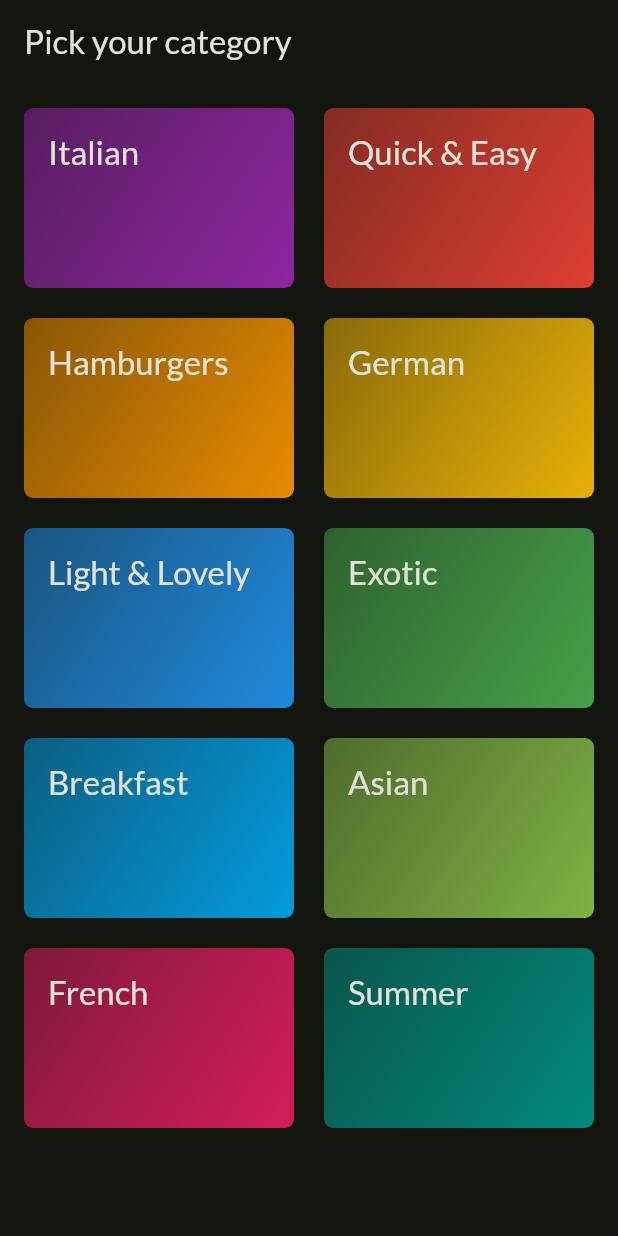
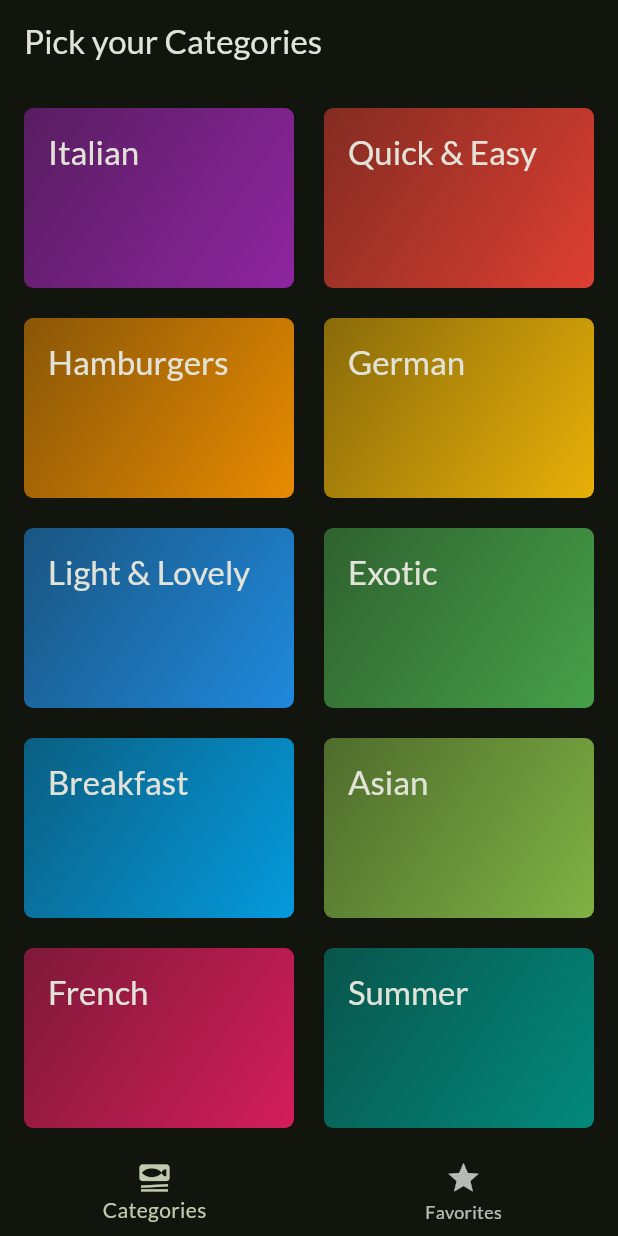
Before and after one commit to elianaferreira/meals_recipes, a Flutter app: the screen it shows after launch, on a phone screen of 412 x 824 dp. Run offline on Flutter 3.47's test engine with Material 2 defaults, Android fonts, the phone set to English and light mode, and no system bars; our stand-ins replace google_fonts, transparent_image.

Commit message:
added BottomTabNavigation

```diff
--- a/lib/main.dart
+++ b/lib/main.dart
@@ -1,7 +1,7 @@
 import 'package:flutter/material.dart';
 import 'package:google_fonts/google_fonts.dart';
 
-import 'package:meals_recipes/screens/categories.dart';
+import 'package:meals_recipes/screens/tabs.dart';
 
 final theme = ThemeData(
     useMaterial3: true,
@@ -22,7 +22,7 @@ class App extends StatelessWidget {
   Widget build(BuildContext context) {
     return MaterialApp(
       theme: theme,
-      home: const CategoriesScreen(),
+      home: const TabsScreen(),
     );
   }
 }
--- a/lib/screens/categories.dart
+++ b/lib/screens/categories.dart
@@ -25,11 +25,7 @@ class CategoriesScreen extends StatelessWidget {
 
   @override
   Widget build(BuildContext context) {
-    return Scaffold(
-      appBar: AppBar(
-        title: const Text('Pick your category'),
-      ),
-      body: GridView(
+    return GridView(
       padding: const EdgeInsets.all(Dimens.padding),
       gridDelegate: const SliverGridDelegateWithFixedCrossAxisCount(
           crossAxisCount: 2,
@@ -43,7 +39,6 @@ class CategoriesScreen extends StatelessWidget {
             onCategorySelected: _selectCategory,
           )
       ],
-      ),
     );
   }
 }
--- /dev/null
+++ b/lib/screens/tabs.dart
@@ -0,0 +1,49 @@
+import 'package:flutter/material.dart';
+
+import 'package:meals_recipes/screens/categories.dart';
+import 'package:meals_recipes/screens/meals.dart';
+
+class TabsScreen extends StatefulWidget {
+  const TabsScreen({super.key});
+
+  @override
+  State<TabsScreen> createState() {
+    return _TabsState();
+  }
+}
+
+class _TabsState extends State<TabsScreen> {
+  int _selectedPageIndex = 0;
+
+  void selectPage(int index) {
+    setState(() {
+      _selectedPageIndex = index;
+    });
+  }
+
+  @override
+  Widget build(BuildContext context) {
+    Widget activePage = const CategoriesScreen();
+    String activePageTitle = 'Pick your Categories';
+
+    if (_selectedPageIndex == 1) {
+      activePage = const MealsScreen(meals: []);
+      activePageTitle = 'Your Favorites';
+    }
+    return Scaffold(
+      appBar: AppBar(
+        title: Text(activePageTitle),
+      ),
+      body: activePage,
+      bottomNavigationBar: BottomNavigationBar(
+        onTap: selectPage,
+        currentIndex: _selectedPageIndex,
+        items: const [
+          BottomNavigationBarItem(
+              icon: Icon(Icons.set_meal), label: 'Categories'),
+          BottomNavigationBarItem(icon: Icon(Icons.star), label: 'Favorites')
+        ],
+      ),
+    );
+  }
+}
```
Also changed, not shown: lib/screens/meals.dart (+11 -7 lines). Lines whose indentation alone changed are shown as unchanged.
